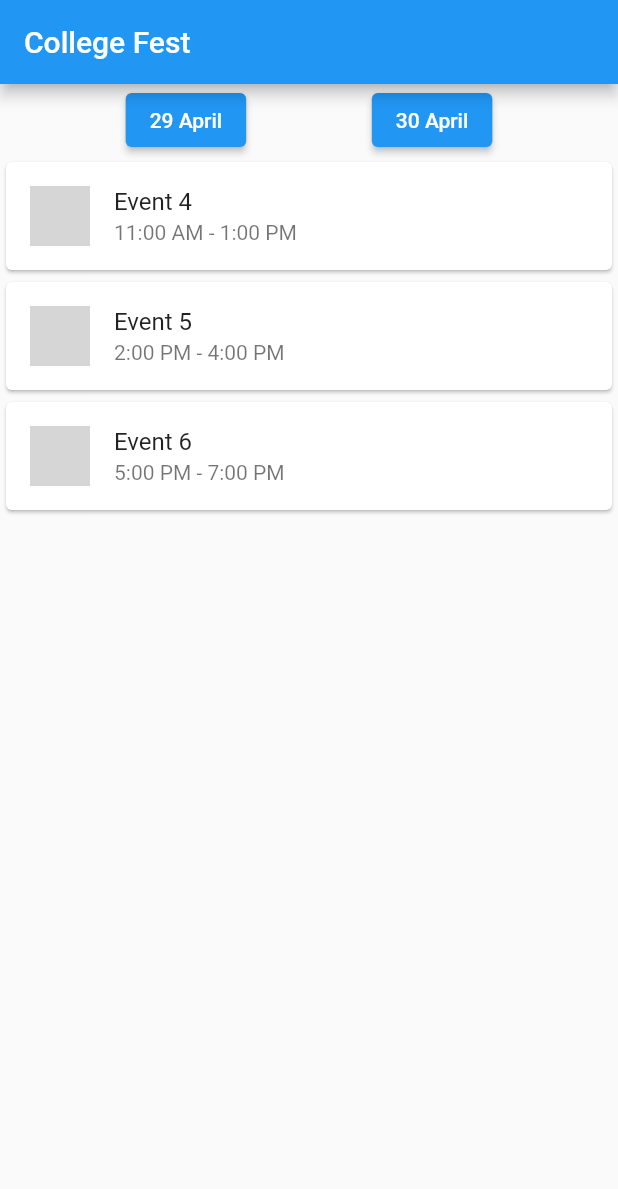
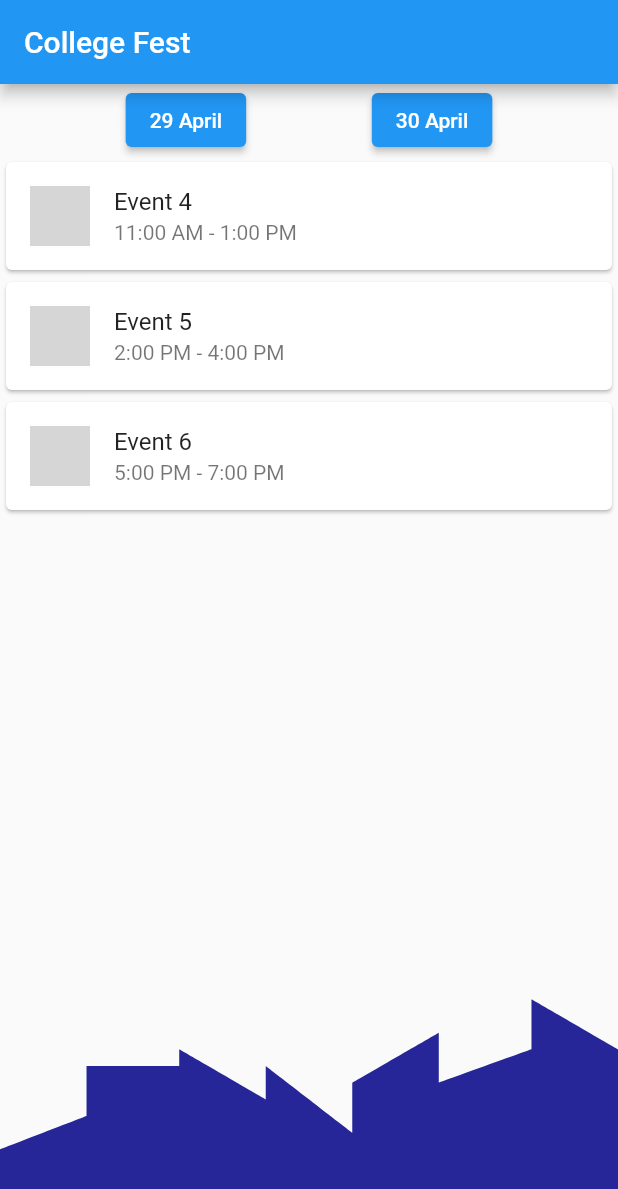
Before and after one commit to Mandeep-vivu/technozarreap, a Flutter app: the screen it shows after launch, after a tap on "30 April", on a phone screen of 412 x 824 dp. Shown: the top 1189 px of the screen. Run offline on Flutter 3.47's test engine with Material 2 defaults, Android fonts, the phone set to English and light mode, and no system bars; network calls fail; grey boxes are pictures that could not be loaded.

Commit message:
update some background

```diff
--- a/lib/MyApp.dart
+++ b/lib/MyApp.dart
@@ -1,4 +1,6 @@
 import 'package:flutter/material.dart';
+import 'package:technozarre/svgfbg.dart';
+
 
 import 'eventdetail.dart';
 
@@ -66,7 +68,6 @@ class _MyAppState extends State<MyApp> {
       "Nam libero tempore, cum soluta nobis est eligendi optio cumque nihil impedit quo minus id quod maxime placeat facere possimus.",
     ),
   ];
-
   @override
   Widget build(BuildContext context) {
     return MaterialApp(
@@ -75,7 +76,22 @@ class _MyAppState extends State<MyApp> {
         appBar: AppBar(
           title: const Text('College Fest'),
         ),
-        body: Column(
+        // Wrap the body with a Builder widget to access a context that has a MediaQuery widget ancestor
+        body: Builder(
+          builder: (BuildContext context) {
+            return Stack(
+              children: [
+                Align(
+                  alignment: Alignment.center,
+                  child: CustomPaint(
+                    painter: MyPainter(),
+                    size: Size(
+                      MediaQuery.of(context).size.width,
+                      MediaQuery.of(context).size.height * 0.45,
+                    ),
+                  ),
+                ),
+                Column(
                   children: [
                     Row(
                       mainAxisAlignment: MainAxisAlignment.spaceEvenly,
@@ -114,7 +130,8 @@ class _MyAppState extends State<MyApp> {
                                 Navigator.push(
                                   context,
                                   MaterialPageRoute(
-                            builder: (context) => EventDetailsPage(event),
+                                    builder: (context) =>
+                                        EventDetailsPage(event),
                                   ),
                                 );
                               },
@@ -122,7 +139,8 @@ class _MyAppState extends State<MyApp> {
                                 title: Text(event.title),
                                 subtitle: Text(event.time),
                                 leading: CircleAvatar(
-                          backgroundImage: NetworkImage(event.posterUrl),
+                                  backgroundImage:
+                                  NetworkImage(event.posterUrl),
                                 ),
                               ),
                             ),
@@ -132,6 +150,10 @@ class _MyAppState extends State<MyApp> {
                     ),
                   ],
                 ),
+              ],
+            );
+          },
+        ),
       ),
     );
   }
--- /dev/null
+++ b/lib/svgfbg.dart
@@ -0,0 +1,126 @@
+import 'package:flutter/material.dart';
+
+class MyPainter extends CustomPainter {
+  @override
+  void paint(Canvas canvas, Size size) {
+    Paint paint = Paint();
+    Path path = Path();
+
+
+    // Path number 1
+
+
+    paint.color = Color(0xff01);
+    path = Path();
+    path.lineTo(0, size.height * 0.88);
+    path.cubicTo(0, size.height * 0.88, size.width * 0.14, size.height * 0.82, size.width * 0.14, size.height * 0.82);
+    path.cubicTo(size.width * 0.14, size.height * 0.82, size.width * 0.14, size.height * 0.59, size.width * 0.14, size.height * 0.59);
+    path.cubicTo(size.width * 0.14, size.height * 0.59, size.width * 0.29, size.height * 0.82, size.width * 0.29, size.height * 0.82);
+    path.cubicTo(size.width * 0.29, size.height * 0.82, size.width * 0.29, size.height * 0.88, size.width * 0.29, size.height * 0.88);
+    path.cubicTo(size.width * 0.29, size.height * 0.88, size.width * 0.43, size.height * 0.94, size.width * 0.43, size.height * 0.94);
+    path.cubicTo(size.width * 0.43, size.height * 0.94, size.width * 0.43, size.height * 1.03, size.width * 0.43, size.height * 1.03);
+    path.cubicTo(size.width * 0.43, size.height * 1.03, size.width * 0.57, size.height * 0.82, size.width * 0.57, size.height * 0.82);
+    path.cubicTo(size.width * 0.57, size.height * 0.82, size.width * 0.57, size.height * 0.88, size.width * 0.57, size.height * 0.88);
+    path.cubicTo(size.width * 0.57, size.height * 0.88, size.width * 0.71, size.height * 0.73, size.width * 0.71, size.height * 0.73);
+    path.cubicTo(size.width * 0.71, size.height * 0.73, size.width * 0.71, size.height * 0.81, size.width * 0.71, size.height * 0.81);
+    path.cubicTo(size.width * 0.71, size.height * 0.81, size.width * 0.86, size.height * 0.81, size.width * 0.86, size.height * 0.81);
+    path.cubicTo(size.width * 0.86, size.height * 0.81, size.width * 0.86, size.height * 0.88, size.width * 0.86, size.height * 0.88);
+    path.cubicTo(size.width * 0.86, size.height * 0.88, size.width, size.height * 0.82, size.width, size.height * 0.82);
+    path.cubicTo(size.width, size.height * 0.82, size.width, size.height * 0.94, size.width, size.height * 0.94);
+    path.cubicTo(size.width, size.height * 0.94, size.width, size.height * 1.59, size.width, size.height * 1.59);
+    path.cubicTo(size.width, size.height * 1.59, size.width * 0.86, size.height * 1.59, size.width * 0.86, size.height * 1.59);
+    path.cubicTo(size.width * 0.86, size.height * 1.59, size.width * 0.86, size.height * 1.59, size.width * 0.86, size.height * 1.59);
+    path.cubicTo(size.width * 0.86, size.height * 1.59, size.width * 0.71, size.height * 1.59, size.width * 0.71, size.height * 1.59);
+    path.cubicTo(size.width * 0.71, size.height * 1.59, size.width * 0.71, size.height * 1.59, size.width * 0.71, size.height * 1.59);
+    path.cubicTo(size.width * 0.71, size.height * 1.59, size.width * 0.57, size.height * 1.59, size.width * 0.57, size.height * 1.59);
+    path.cubicTo(size.width * 0.57, size.height * 1.59, size.width * 0.57, size.height * 1.59, size.width * 0.57, size.height * 1.59);
+    path.cubicTo(size.width * 0.57, size.height * 1.59, size.width * 0.43, size.height * 1.59, size.width * 0.43, size.height * 1.59);
+    path.cubicTo(size.width * 0.43, size.height * 1.59, size.width * 0.43, size.height * 1.59, size.width * 0.43, size.height * 1.59);
+    path.cubicTo(size.width * 0.43, size.height * 1.59, size.width * 0.29, size.height * 1.59, size.width * 0.29, size.height * 1.59);
+    path.cubicTo(size.width * 0.29, size.height * 1.59, size.width * 0.29, size.height * 1.59, size.width * 0.29, size.height * 1.59);
+    path.cubicTo(size.width * 0.29, size.height * 1.59, size.width * 0.14, size.height * 1.59, size.width * 0.14, size.height * 1.59);
+    path.cubicTo(size.width * 0.14, size.height * 1.59, size.width * 0.14, size.height * 1.59, size.width * 0.14, size.height * 1.59);
+    path.cubicTo(size.width * 0.14, size.height * 1.59, 0, size.height * 1.59, 0, size.height * 1.59);
+    path.cubicTo(0, size.height * 1.59, 0, size.height * 0.88, 0, size.height * 0.88);
+    canvas.drawPath(path, paint);
+
+
+    // Path number 2
+
+
+    paint.color = Color(0xff02);
+    path = Path();
+    path.lineTo(0, size.height * 1.09);
+    path.cubicTo(0, size.height * 1.09, size.width * 0.14, size.height * 1.06, size.width * 0.14, size.height * 1.06);
+    path.cubicTo(size.width * 0.14, size.height * 1.06, size.width * 0.14, size.height * 1.14, size.width * 0.14, size.height * 1.14);
+    path.cubicTo(size.width * 0.14, size.height * 1.14, size.width * 0.29, size.height, size.width * 0.29, size.height);
+    path.cubicTo(size.width * 0.29, size.height, size.width * 0.29, size.height * 1.17, size.width * 0.29, size.height * 1.17);
+    path.cubicTo(size.width * 0.29, size.height * 1.17, size.width * 0.43, size.height * 1.11, size.width * 0.43, size.height * 1.11);
+    path.cubicTo(size.width * 0.43, size.height * 1.11, size.width * 0.43, size.height * 0.97, size.width * 0.43, size.height * 0.97);
+    path.cubicTo(size.width * 0.43, size.height * 0.97, size.width * 0.57, size.height * 1.03, size.width * 0.57, size.height * 1.03);
+    path.cubicTo(size.width * 0.57, size.height * 1.03, size.width * 0.57, size.height * 1.09, size.width * 0.57, size.height * 1.09);
+    path.cubicTo(size.width * 0.57, size.height * 1.09, size.width * 0.71, size.height * 1.14, size.width * 0.71, size.height * 1.14);
+    path.cubicTo(size.width * 0.71, size.height * 1.14, size.width * 0.71, size.height * 1.1, size.width * 0.71, size.height * 1.1);
+    path.cubicTo(size.width * 0.71, size.height * 1.1, size.width * 0.86, size.height, size.width * 0.86, size.height);
+    path.cubicTo(size.width * 0.86, size.height, size.width * 0.86, size.height * 1.11, size.width * 0.86, size.height * 1.11);
+    path.cubicTo(size.width * 0.86, size.height * 1.11, size.width, size.height * 0.97, size.width, size.height * 0.97);
+    path.cubicTo(size.width, size.height * 0.97, size.width, size.height * 1.09, size.width, size.height * 1.09);
+    path.cubicTo(size.width, size.height * 1.09, size.width, size.height * 1.59, size.width, size.height * 1.59);
+    path.cubicTo(size.width, size.height * 1.59, size.width * 0.86, size.height * 1.59, size.width * 0.86, size.height * 1.59);
+    path.cubicTo(size.width * 0.86, size.height * 1.59, size.width * 0.86, size.height * 1.59, size.width * 0.86, size.height * 1.59);
+    path.cubicTo(size.width * 0.86, size.height * 1.59, size.width * 0.71, size.height * 1.59, size.width * 0.71, size.height * 1.59);
+    path.cubicTo(size.width * 0.71, size.height * 1.59, size.width * 0.71, size.height * 1.59, size.width * 0.71, size.height * 1.59);
+    path.cubicTo(size.width * 0.71, size.height * 1.59, size.width * 0.57, size.height * 1.59, size.width * 0.57, size.height * 1.59);
+    path.cubicTo(size.width * 0.57, size.height * 1.59, size.width * 0.57, size.height * 1.59, size.width * 0.57, size.height * 1.59);
+    path.cubicTo(size.width * 0.57, size.height * 1.59, size.width * 0.43, size.height * 1.59, size.width * 0.43, size.height * 1.59);
+    path.cubicTo(size.width * 0.43, size.height * 1.59, size.width * 0.43, size.height * 1.59, size.width * 0.43, size.height * 1.59);
+    path.cubicTo(size.width * 0.43, size.height * 1.59, size.width * 0.29, size.height * 1.59, size.width * 0.29, size.height * 1.59);
+    path.cubicTo(size.width * 0.29, size.height * 1.59, size.width * 0.29, size.height * 1.59, size.width * 0.29, size.height * 1.59);
+    path.cubicTo(size.width * 0.29, size.height * 1.59, size.width * 0.14, size.height * 1.59, size.width * 0.14, size.height * 1.59);
+    path.cubicTo(size.width * 0.14, size.height * 1.59, size.width * 0.14, size.height * 1.59, size.width * 0.14, size.height * 1.59);
+    path.cubicTo(size.width * 0.14, size.height * 1.59, 0, size.height * 1.59, 0, size.height * 1.59);
+    path.cubicTo(0, size.height * 1.59, 0, size.height * 1.09, 0, size.height * 1.09);
+    canvas.drawPath(path, paint);
+
+
+    // Path number 3
+
+
+    paint.color = Color(0xff262699);
+    path = Path();
+    path.lineTo(0, size.height * 1.38);
+    path.cubicTo(0, size.height * 1.38, size.width * 0.14, size.height * 1.32, size.width * 0.14, size.height * 1.32);
+    path.cubicTo(size.width * 0.14, size.height * 1.32, size.width * 0.14, size.height * 1.23, size.width * 0.14, size.height * 1.23);
+    path.cubicTo(size.width * 0.14, size.height * 1.23, size.width * 0.29, size.height * 1.23, size.width * 0.29, size.height * 1.23);
+    path.cubicTo(size.width * 0.29, size.height * 1.23, size.width * 0.29, size.height * 1.2, size.width * 0.29, size.height * 1.2);
+    path.cubicTo(size.width * 0.29, size.height * 1.2, size.width * 0.43, size.height * 1.29, size.width * 0.43, size.height * 1.29);
+    path.cubicTo(size.width * 0.43, size.height * 1.29, size.width * 0.43, size.height * 1.23, size.width * 0.43, size.height * 1.23);
+    path.cubicTo(size.width * 0.43, size.height * 1.23, size.width * 0.57, size.height * 1.35, size.width * 0.57, size.height * 1.35);
+    path.cubicTo(size.width * 0.57, size.height * 1.35, size.width * 0.57, size.height * 1.26, size.width * 0.57, size.height * 1.26);
+    path.cubicTo(size.width * 0.57, size.height * 1.26, size.width * 0.71, size.height * 1.17, size.width * 0.71, size.height * 1.17);
+    path.cubicTo(size.width * 0.71, size.height * 1.17, size.width * 0.71, size.height * 1.26, size.width * 0.71, size.height * 1.26);
+    path.cubicTo(size.width * 0.71, size.height * 1.26, size.width * 0.86, size.height * 1.2, size.width * 0.86, size.height * 1.2);
+    path.cubicTo(size.width * 0.86, size.height * 1.2, size.width * 0.86, size.height * 1.11, size.width * 0.86, size.height * 1.11);
+    path.cubicTo(size.width * 0.86, size.height * 1.11, size.width, size.height * 1.2, size.width, size.height * 1.2);
+    path.cubicTo(size.width, size.height * 1.2, size.width, size.height * 1.26, size.width, size.height * 1.26);
+    path.cubicTo(size.width, size.height * 1.26, size.width, size.height * 1.59, size.width, size.height * 1.59);
+    path.cubicTo(size.width, size.height * 1.59, size.width * 0.86, size.height * 1.59, size.width * 0.86, size.height * 1.59);
+    path.cubicTo(size.width * 0.86, size.height * 1.59, size.width * 0.86, size.height * 1.59, size.width * 0.86, size.height * 1.59);
+    path.cubicTo(size.width * 0.86, size.height * 1.59, size.width * 0.71, size.height * 1.59, size.width * 0.71, size.height * 1.59);
+    path.cubicTo(size.width * 0.71, size.height * 1.59, size.width * 0.71, size.height * 1.59, size.width * 0.71, size.height * 1.59);
+    path.cubicTo(size.width * 0.71, size.height * 1.59, size.width * 0.57, size.height * 1.59, size.width * 0.57, size.height * 1.59);
+    path.cubicTo(size.width * 0.57, size.height * 1.59, size.width * 0.57, size.height * 1.59, size.width * 0.57, size.height * 1.59);
+    path.cubicTo(size.width * 0.57, size.height * 1.59, size.width * 0.43, size.height * 1.59, size.width * 0.43, size.height * 1.59);
+    path.cubicTo(size.width * 0.43, size.height * 1.59, size.width * 0.43, size.height * 1.59, size.width * 0.43, size.height * 1.59);
+    path.cubicTo(size.width * 0.43, size.height * 1.59, size.width * 0.29, size.height * 1.59, size.width * 0.29, size.height * 1.59);
+    path.cubicTo(size.width * 0.29, size.height * 1.59, size.width * 0.29, size.height * 1.59, size.width * 0.29, size.height * 1.59);
+    path.cubicTo(size.width * 0.29, size.height * 1.59, size.width * 0.14, size.height * 1.59, size.width * 0.14, size.height * 1.59);
+    path.cubicTo(size.width * 0.14, size.height * 1.59, size.width * 0.14, size.height * 1.59, size.width * 0.14, size.height * 1.59);
+    path.cubicTo(size.width * 0.14, size.height * 1.59, 0, size.height * 1.59, 0, size.height * 1.59);
+    path.cubicTo(0, size.height * 1.59, 0, size.height * 1.38, 0, size.height * 1.38);
+    canvas.drawPath(path, paint);
+  }
+  bool shouldRepaint(CustomPainter oldDelegate) {
+    return true;
+  }
+}
```
Also changed, not shown: pubspec.yaml (+4 -20 lines), assets/svg/logo.svg (added), pubspec.lock. Lines whose indentation alone changed are shown as unchanged.
